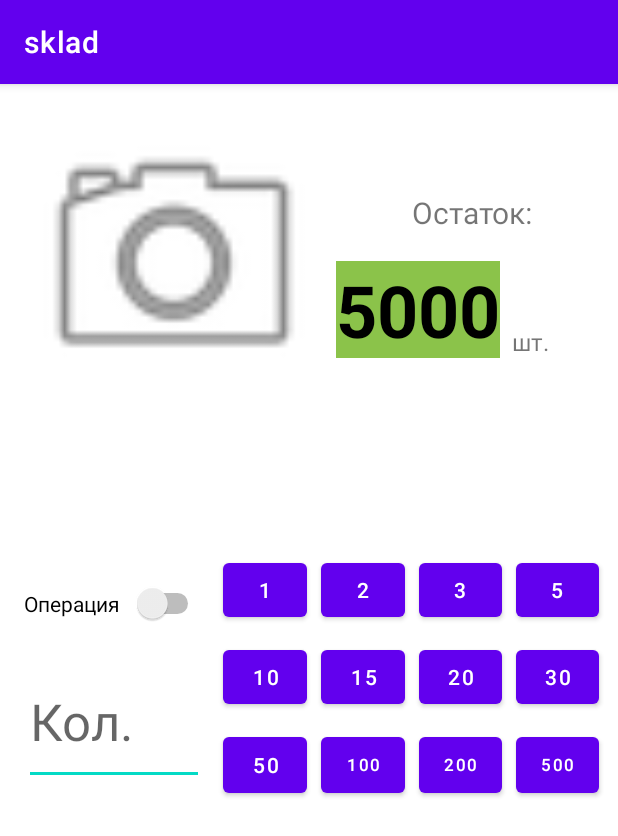
After one commit to 77onix77/sklad, an Android app: the ElementActivity screen opened directly, with no data from a screen before it, on a phone screen of 412 x 824 dp. The commit adds this screen. Shown: the top 836 px of the screen. Run offline under Robolectric (Android 15) with nearby library versions, the phone set to English and light mode, and no system bars.

Commit message:
element layout added

```diff
--- a/app/src/main/AndroidManifest.xml
+++ b/app/src/main/AndroidManifest.xml
@@ -12,6 +12,13 @@
         android:supportsRtl="true"
         android:theme="@style/Theme.Sklad"
         tools:targetApi="31">
+        <activity
+            android:name=".ElementActivity"
+            android:exported="false">
+            <meta-data
+                android:name="android.app.lib_name"
+                android:value="" />
+        </activity>
         <activity
             android:name=".CatActivity"
             android:exported="false">
--- /dev/null
+++ b/app/src/main/java/com/onix77/sklad/ElementActivity.kt
@@ -0,0 +1,14 @@
+package com.onix77.sklad
+
+import androidx.appcompat.app.AppCompatActivity
+import android.os.Bundle
+import com.onix77.sklad.databinding.ActivityElementBinding
+
+class ElementActivity : AppCompatActivity() {
+    private lateinit var binding: ActivityElementBinding
+    override fun onCreate(savedInstanceState: Bundle?) {
+        super.onCreate(savedInstanceState)
+        binding = ActivityElementBinding.inflate(layoutInflater)
+        setContentView(binding.root)
+    }
+}
--- /dev/null
+++ b/app/src/main/res/layout/activity_element.xml
@@ -0,0 +1,260 @@
+<?xml version="1.0" encoding="utf-8"?>
+<androidx.constraintlayout.widget.ConstraintLayout xmlns:android="http://schemas.android.com/apk/res/android"
+    xmlns:app="http://schemas.android.com/apk/res-auto"
+    xmlns:tools="http://schemas.android.com/tools"
+    android:layout_width="match_parent"
+    android:layout_height="match_parent"
+    tools:context=".ElementActivity">
+
+    <TextView
+        android:id="@+id/El_NameCatTV"
+        android:layout_width="0dp"
+        android:layout_height="wrap_content"
+        android:layout_marginTop="20dp"
+        android:textAlignment="textStart"
+        android:textColor="@color/black"
+        android:textSize="16sp"
+        android:textStyle="bold"
+        app:layout_constraintEnd_toEndOf="@+id/El_unitTV"
+        app:layout_constraintHorizontal_bias="0.0"
+        app:layout_constraintStart_toStartOf="@+id/imageView"
+        app:layout_constraintTop_toBottomOf="@+id/imageView" />
+
+    <ImageView
+        android:id="@+id/imageView"
+        android:layout_width="200dp"
+        android:layout_height="200dp"
+        android:layout_marginStart="16dp"
+        android:layout_marginTop="16dp"
+        android:contentDescription="@string/el_foto"
+        app:layout_constraintStart_toStartOf="parent"
+        app:layout_constraintTop_toTopOf="parent"
+        app:srcCompat="@android:drawable/ic_menu_camera"
+        tools:ignore="ImageContrastCheck" />
+
+    <TextView
+        android:id="@+id/El_NameElTV"
+        android:layout_width="0dp"
+        android:layout_height="wrap_content"
+        android:layout_marginTop="8dp"
+        android:textAlignment="textStart"
+        android:textColor="@color/black"
+        android:textSize="20sp"
+        android:textStyle="bold"
+        app:layout_constraintEnd_toEndOf="@+id/El_NameCatTV"
+        app:layout_constraintStart_toStartOf="@+id/El_NameCatTV"
+        app:layout_constraintTop_toBottomOf="@+id/El_NameCatTV" />
+
+    <TextView
+        android:id="@+id/textView6"
+        android:layout_width="0dp"
+        android:layout_height="wrap_content"
+        android:layout_marginStart="8dp"
+        android:layout_marginTop="72dp"
+        android:layout_marginEnd="8dp"
+        android:text="Остаток:"
+        android:textAlignment="center"
+        android:textSize="20sp"
+        app:layout_constraintEnd_toEndOf="parent"
+        app:layout_constraintHorizontal_bias="1.0"
+        app:layout_constraintStart_toEndOf="@+id/imageView"
+        app:layout_constraintTop_toTopOf="parent" />
+
+    <TextView
+        android:id="@+id/El_RestTV"
+        android:layout_width="wrap_content"
+        android:layout_height="wrap_content"
+        android:layout_marginTop="16dp"
+        android:background="#8BC34A"
+        android:text="5000"
+        android:textColor="@color/black"
+        android:textSize="48sp"
+        android:textStyle="bold"
+        app:layout_constraintBottom_toBottomOf="@+id/imageView"
+        app:layout_constraintStart_toStartOf="@+id/textView6"
+        app:layout_constraintTop_toBottomOf="@+id/textView6"
+        app:layout_constraintVertical_bias="0.081" />
+
+    <TextView
+        android:id="@+id/El_unitTV"
+        android:layout_width="0dp"
+        android:layout_height="wrap_content"
+        android:layout_marginStart="8dp"
+        android:text="шт."
+        android:textSize="16sp"
+        app:layout_constraintBottom_toBottomOf="@+id/El_RestTV"
+        app:layout_constraintEnd_toEndOf="@+id/textView6"
+        app:layout_constraintStart_toEndOf="@+id/El_RestTV" />
+
+    <Switch
+        android:id="@+id/El_switch"
+        android:layout_width="120dp"
+        android:layout_height="58dp"
+        android:layout_marginTop="24dp"
+        android:checked="false"
+        android:text="Операция"
+        android:textOff="РАСХОД"
+        android:textOn="ПРИХОД"
+        app:layout_constraintStart_toStartOf="@+id/El_NameElTV"
+        app:layout_constraintTop_toBottomOf="@+id/El_NameElTV"
+        tools:checked="false" />
+
+    <EditText
+        android:id="@+id/El_NumberET"
+        android:layout_width="120dp"
+        android:layout_height="84dp"
+        android:layout_marginTop="8dp"
+        android:ems="10"
+        android:hint="Кол."
+        android:inputType="number"
+        android:textSize="34sp"
+        app:layout_constraintStart_toStartOf="@+id/El_switch"
+        app:layout_constraintTop_toBottomOf="@+id/El_switch"
+        tools:ignore="TextContrastCheck" />
+
+    <LinearLayout
+        android:id="@+id/linearLayout"
+        android:layout_width="0dp"
+        android:layout_height="wrap_content"
+        android:layout_marginStart="8dp"
+        android:layout_marginTop="20dp"
+        android:layout_marginEnd="8dp"
+        android:orientation="horizontal"
+        app:layout_constraintEnd_toEndOf="parent"
+        app:layout_constraintStart_toEndOf="@+id/El_NumberET"
+        app:layout_constraintTop_toBottomOf="@+id/El_NameElTV">
+
+        <Button
+            android:id="@+id/El_50BT"
+            android:layout_width="wrap_content"
+            android:layout_height="match_parent"
+            android:layout_weight="1"
+            android:insetLeft="5dp"
+            android:insetRight="5dp"
+            android:text="1" />
+
+        <Button
+            android:id="@+id/El_100BT"
+            android:layout_width="wrap_content"
+            android:layout_height="match_parent"
+            android:layout_weight="1"
+            android:insetLeft="5dp"
+            android:insetRight="5dp"
+            android:text="2" />
+
+        <Button
+            android:id="@+id/El_200BT"
+            android:layout_width="wrap_content"
+            android:layout_height="match_parent"
+            android:layout_weight="1"
+            android:insetLeft="5dp"
+            android:insetRight="5dp"
+            android:text="3" />
+
+        <Button
+            android:id="@+id/El_500BT"
+            android:layout_width="wrap_content"
+            android:layout_height="match_parent"
+            android:layout_weight="1"
+            android:insetLeft="5dp"
+            android:insetRight="5dp"
+            android:text="5" />
+    </LinearLayout>
+
+    <LinearLayout
+        android:id="@+id/linearLayout2"
+        android:layout_width="0dp"
+        android:layout_height="wrap_content"
+        android:layout_marginTop="10dp"
+        android:orientation="horizontal"
+        app:layout_constraintEnd_toEndOf="@+id/linearLayout"
+        app:layout_constraintStart_toStartOf="@+id/linearLayout"
+        app:layout_constraintTop_toBottomOf="@+id/linearLayout">
+
+        <Button
+            android:id="@+id/El_50BT"
+            android:layout_width="wrap_content"
+            android:layout_height="match_parent"
+            android:layout_weight="1"
+            android:insetLeft="5dp"
+            android:insetRight="5dp"
+            android:text="10" />
+
+        <Button
+            android:id="@+id/El_100BT"
+            android:layout_width="wrap_content"
+            android:layout_height="match_parent"
+            android:layout_weight="1"
+            android:insetLeft="5dp"
+            android:insetRight="5dp"
+            android:text="15" />
+
+        <Button
+            android:id="@+id/El_200BT"
+            android:layout_width="wrap_content"
+            android:layout_height="match_parent"
+            android:layout_weight="1"
+            android:insetLeft="5dp"
+            android:insetRight="5dp"
+            android:text="20" />
+
+        <Button
+            android:id="@+id/El_500BT"
+            android:layout_width="wrap_content"
+            android:layout_height="match_parent"
+            android:layout_weight="1"
+            android:insetLeft="5dp"
+            android:insetRight="5dp"
+            android:text="30" />
+    </LinearLayout>
+
+    <LinearLayout
+        android:layout_width="0dp"
+        android:layout_height="wrap_content"
+        android:layout_marginTop="10dp"
+        android:orientation="horizontal"
+        app:layout_constraintEnd_toEndOf="@+id/linearLayout2"
+        app:layout_constraintStart_toStartOf="@+id/linearLayout2"
+        app:layout_constraintTop_toBottomOf="@+id/linearLayout2">
+
+        <Button
+            android:id="@+id/El_50BT"
+            android:layout_width="wrap_content"
+            android:layout_height="match_parent"
+            android:layout_weight="1"
+            android:insetLeft="5dp"
+            android:insetRight="5dp"
+            android:text="50" />
+
+        <Button
+            android:id="@+id/El_100BT"
+            android:layout_width="wrap_content"
+            android:layout_height="match_parent"
+            android:layout_weight="1"
+            android:insetLeft="5dp"
+            android:insetRight="5dp"
+            android:text="100"
+            android:textSize="11sp" />
+
+        <Button
+            android:id="@+id/El_200BT"
+            android:layout_width="wrap_content"
+            android:layout_height="match_parent"
+            android:layout_weight="1"
+            android:insetLeft="5dp"
+            android:insetRight="5dp"
+            android:text="200"
+            android:textSize="11sp" />
+
+        <Button
+            android:id="@+id/El_500BT"
+            android:layout_width="wrap_content"
+            android:layout_height="match_parent"
+            android:layout_weight="1"
+            android:insetLeft="5dp"
+            android:insetRight="5dp"
+            android:text="500"
+            android:textSize="11sp" />
+    </LinearLayout>
+
+</androidx.constraintlayout.widget.ConstraintLayout>
--- a/app/src/main/res/values/strings.xml
+++ b/app/src/main/res/values/strings.xml
@@ -11,4 +11,5 @@
     <string name="current_balance">Укажите текущий остаток</string>
     <string name="krit_val">Значение, при котором остаток будет выделяться красным</string>
     <string name="toast_cat_message">Не заполнены все поля</string>
+    <string name="el_foto">foto</string>
 </resources>
```
